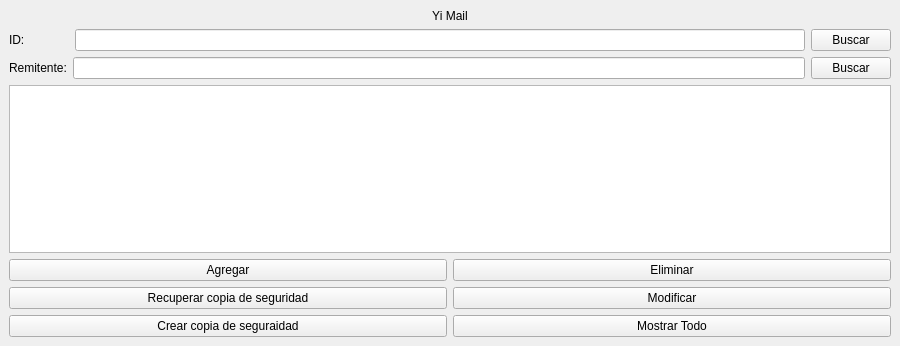
Old version of the form mainwindow.ui in the repository roblescristian4722/lector_correo.
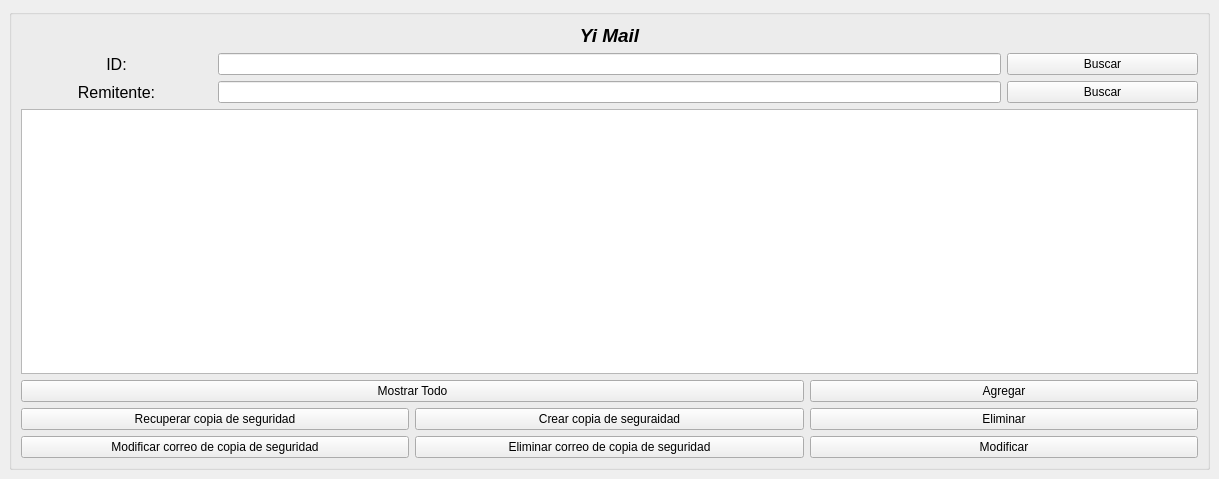
New version of the form.

Commit message: Eliminar y modificar en copia de seguridad implementados

```diff
--- a/mainwindow.ui
+++ b/mainwindow.ui
@@ -6,8 +6,8 @@
    <rect>
     <x>0</x>
     <y>0</y>
-    <width>900</width>
-    <height>346</height>
+    <width>1219</width>
+    <height>479</height>
    </rect>
   </property>
   <property name="windowTitle">
@@ -15,7 +15,13 @@
   </property>
   <widget class="QWidget" name="centralwidget">
    <layout class="QGridLayout" name="gridLayout">
-    <item row="2" column="0" colspan="2">
+    <item row="0" column="0">
+     <widget class="QGroupBox" name="groupBox">
+      <property name="title">
+       <string/>
+      </property>
+      <layout class="QGridLayout" name="gridLayout_2">
+       <item row="3" column="0" rowspan="4" colspan="6">
      <widget class="QTableWidget" name="bandejaTabla">
       <property name="sizePolicy">
        <sizepolicy hsizetype="Expanding" vsizetype="Expanding">
@@ -57,7 +63,7 @@
        <bool>false</bool>
       </property>
       <attribute name="horizontalHeaderVisible">
-       <bool>true</bool>
+          <bool>false</bool>
       </attribute>
       <attribute name="horizontalHeaderCascadingSectionResizes">
        <bool>true</bool>
@@ -70,10 +76,38 @@
       </attribute>
      </widget>
     </item>
-    <item row="3" column="0">
+       <item row="2" column="1" colspan="4">
+        <widget class="QLineEdit" name="remLE"/>
+       </item>
+       <item row="1" column="5">
+        <widget class="QPushButton" name="idBuscarPB">
+         <property name="text">
+          <string>Buscar</string>
+         </property>
+        </widget>
+       </item>
+       <item row="1" column="1" colspan="4">
+        <widget class="QLineEdit" name="buscar_barra"/>
+       </item>
+       <item row="2" column="0">
+        <widget class="QLabel" name="remL">
+         <property name="font">
+          <font>
+           <pointsize>12</pointsize>
+          </font>
+         </property>
+         <property name="text">
+          <string>Remitente:</string>
+         </property>
+         <property name="alignment">
+          <set>Qt::AlignCenter</set>
+         </property>
+        </widget>
+       </item>
+       <item row="8" column="4" colspan="2">
      <widget class="QPushButton" name="agregar">
       <property name="sizePolicy">
-       <sizepolicy hsizetype="Minimum" vsizetype="Minimum">
+          <sizepolicy hsizetype="Minimum" vsizetype="Preferred">
         <horstretch>0</horstretch>
         <verstretch>1</verstretch>
        </sizepolicy>
@@ -83,30 +117,10 @@
       </property>
      </widget>
     </item>
-    <item row="3" column="1">
-     <widget class="QPushButton" name="eliminar">
-      <property name="sizePolicy">
-       <sizepolicy hsizetype="Minimum" vsizetype="Minimum">
-        <horstretch>0</horstretch>
-        <verstretch>1</verstretch>
-       </sizepolicy>
-      </property>
-      <property name="text">
-       <string>Eliminar</string>
-      </property>
-     </widget>
-    </item>
-    <item row="4" column="0">
-     <widget class="QPushButton" name="recuperarCopiaPB">
-      <property name="text">
-       <string>Recuperar copia de seguridad</string>
-      </property>
-     </widget>
-    </item>
-    <item row="4" column="1">
+       <item row="10" column="4" colspan="2">
      <widget class="QPushButton" name="modificar">
       <property name="sizePolicy">
-       <sizepolicy hsizetype="Minimum" vsizetype="Minimum">
+          <sizepolicy hsizetype="Preferred" vsizetype="Preferred">
         <horstretch>0</horstretch>
         <verstretch>1</verstretch>
        </sizepolicy>
@@ -116,84 +130,30 @@
       </property>
      </widget>
     </item>
-    <item row="5" column="0">
-     <widget class="QPushButton" name="crearCopiaPB">
-      <property name="text">
-       <string>Crear copia de seguraidad</string>
-      </property>
-     </widget>
-    </item>
-    <item row="5" column="1">
+       <item row="8" column="0" colspan="4">
      <widget class="QPushButton" name="mostrarTodo">
+         <property name="sizePolicy">
+          <sizepolicy hsizetype="Minimum" vsizetype="Preferred">
+           <horstretch>0</horstretch>
+           <verstretch>0</verstretch>
+          </sizepolicy>
+         </property>
       <property name="text">
        <string>Mostrar Todo</string>
       </property>
      </widget>
     </item>
-    <item row="1" column="0" colspan="2">
-     <layout class="QVBoxLayout" name="verticalLayout">
-      <item>
-       <layout class="QHBoxLayout" name="horizontalLayout_2">
-        <item>
-         <widget class="QLabel" name="id_text">
-          <property name="text">
-           <string>ID:</string>
-          </property>
-         </widget>
-        </item>
-        <item>
-         <spacer name="horizontalSpacer">
-          <property name="orientation">
-           <enum>Qt::Horizontal</enum>
-          </property>
-          <property name="sizeType">
-           <enum>QSizePolicy::Fixed</enum>
-          </property>
-          <property name="sizeHint" stdset="0">
-           <size>
-            <width>44</width>
-            <height>20</height>
-           </size>
-          </property>
-         </spacer>
-        </item>
-        <item>
-         <widget class="QLineEdit" name="buscar_barra"/>
-        </item>
-        <item>
-         <widget class="QPushButton" name="idBuscarPB">
-          <property name="text">
-           <string>Buscar</string>
-          </property>
-         </widget>
-        </item>
-       </layout>
-      </item>
-      <item>
-       <layout class="QHBoxLayout" name="horizontalLayout_3">
-        <item>
-         <widget class="QLabel" name="remL">
-          <property name="text">
-           <string>Remitente:</string>
-          </property>
-         </widget>
-        </item>
-        <item>
-         <widget class="QLineEdit" name="remLE"/>
-        </item>
-        <item>
-         <widget class="QPushButton" name="remBuscarPB">
-          <property name="text">
-           <string>Buscar</string>
-          </property>
-         </widget>
-        </item>
-       </layout>
-      </item>
-     </layout>
-    </item>
-    <item row="0" column="0" colspan="2">
+       <item row="0" column="0" colspan="6">
      <widget class="QLabel" name="titulo">
+         <property name="font">
+          <font>
+           <pointsize>14</pointsize>
+           <weight>75</weight>
+           <italic>true</italic>
+           <bold>true</bold>
+           <underline>false</underline>
+          </font>
+         </property>
       <property name="text">
        <string>Yi Mail</string>
       </property>
@@ -202,6 +162,78 @@
       </property>
      </widget>
     </item>
+       <item row="9" column="4" colspan="2">
+        <widget class="QPushButton" name="eliminar">
+         <property name="sizePolicy">
+          <sizepolicy hsizetype="Minimum" vsizetype="Preferred">
+           <horstretch>0</horstretch>
+           <verstretch>1</verstretch>
+          </sizepolicy>
+         </property>
+         <property name="text">
+          <string>Eliminar</string>
+         </property>
+        </widget>
+       </item>
+       <item row="2" column="5">
+        <widget class="QPushButton" name="remBuscarPB">
+         <property name="text">
+          <string>Buscar</string>
+         </property>
+        </widget>
+       </item>
+       <item row="1" column="0">
+        <widget class="QLabel" name="id_text">
+         <property name="sizePolicy">
+          <sizepolicy hsizetype="Minimum" vsizetype="Minimum">
+           <horstretch>0</horstretch>
+           <verstretch>0</verstretch>
+          </sizepolicy>
+         </property>
+         <property name="font">
+          <font>
+           <pointsize>12</pointsize>
+          </font>
+         </property>
+         <property name="text">
+          <string>ID:</string>
+         </property>
+         <property name="alignment">
+          <set>Qt::AlignCenter</set>
+         </property>
+        </widget>
+       </item>
+       <item row="9" column="2" colspan="2">
+        <widget class="QPushButton" name="crearCopiaPB">
+         <property name="text">
+          <string>Crear copia de seguraidad</string>
+         </property>
+        </widget>
+       </item>
+       <item row="9" column="0" colspan="2">
+        <widget class="QPushButton" name="recuperarCopiaPB">
+         <property name="text">
+          <string>Recuperar copia de seguridad</string>
+         </property>
+        </widget>
+       </item>
+       <item row="10" column="0" colspan="2">
+        <widget class="QPushButton" name="modificarCopiaPB">
+         <property name="text">
+          <string>Modificar correo de copia de seguridad</string>
+         </property>
+        </widget>
+       </item>
+       <item row="10" column="2" colspan="2">
+        <widget class="QPushButton" name="eliminarCopiaPB">
+         <property name="text">
+          <string>Eliminar correo de copia de seguridad</string>
+         </property>
+        </widget>
+       </item>
+      </layout>
+     </widget>
+    </item>
    </layout>
   </widget>
  </widget>
```
Left out of the diff: 9 changed lines with no effect on the pictures. Lines whose indentation alone changed are shown as unchanged. The commit also changes 15 other files.
